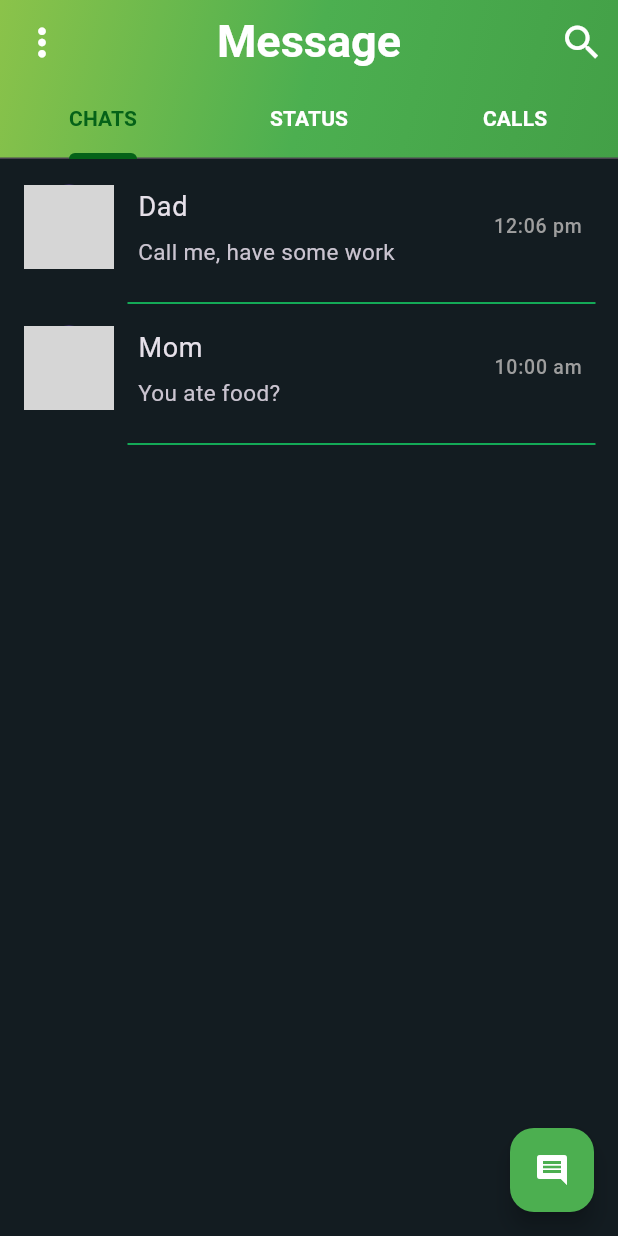
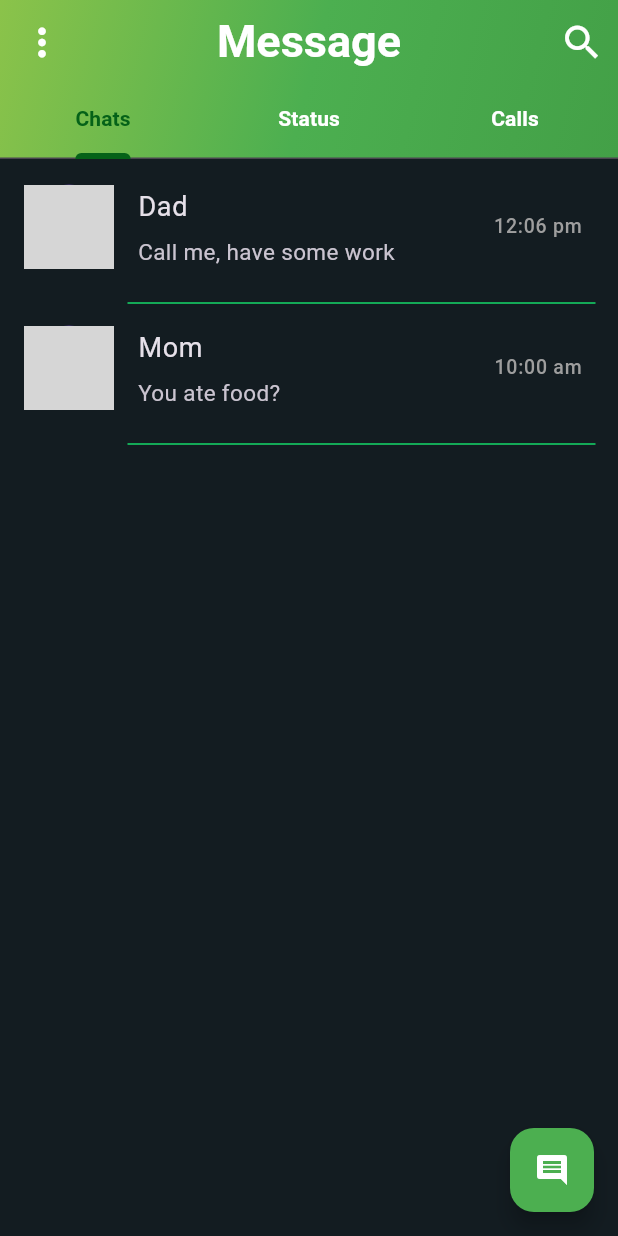
Before and after one commit to AkhrievSuleym/chat_app, a Flutter app: the screen it shows after launch, on a phone screen of 412 x 824 dp. Run offline on Flutter 3.47's test engine with Material 3 defaults, Android fonts, the phone set to English and light mode, and no system bars; our stand-ins replace firebase_core; accounts and stored records are empty; generated files the repository leaves out were written again; network calls fail; grey boxes are pictures that could not be loaded.

Commit message:
changes in UI

```diff
--- a/lib/screens/mobile_layout_screen.dart
+++ b/lib/screens/mobile_layout_screen.dart
@@ -62,13 +62,13 @@ class MobileLayoutScreen extends StatelessWidget {
             ),
             tabs: [
               Tab(
-                text: 'CHATS',
+                text: 'Chats',
               ),
               Tab(
-                text: 'STATUS',
+                text: 'Status',
               ),
               Tab(
-                text: 'CALLS',
+                text: 'Calls',
               ),
             ],
           ),
```
